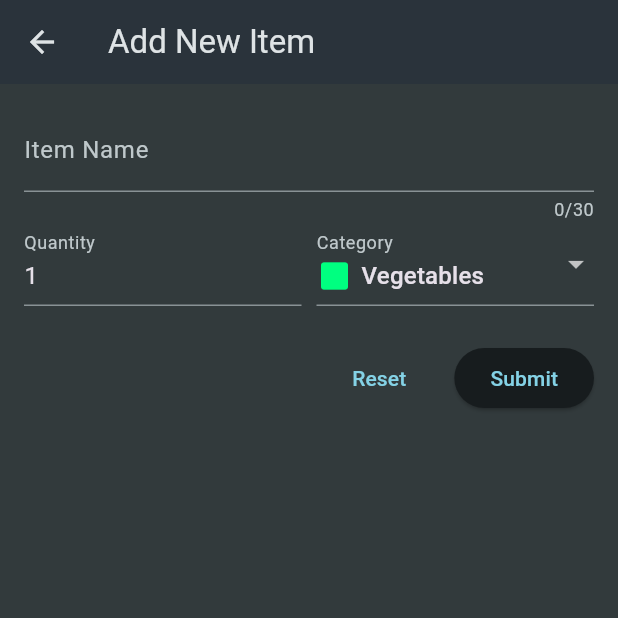
After one commit to Premchand777/shopping_list, a Flutter app: the screen it shows after launch, after a tap on the "add" icon, on a phone screen of 412 x 824 dp, the top half of it. The commit adds this screen. Run offline on Flutter 3.47's test engine with Material 3 defaults, Android fonts, the phone set to English and light mode, and no system bars.

Commit message:
Implemented new item add screen, implemented a form taking item name, quantity and category. Added validations for form fields. added snack bars for add and delete. Added dismissible to swipe left and delete an item.

```diff
--- a/lib/main.dart
+++ b/lib/main.dart
@@ -1,5 +1,5 @@
 import 'package:flutter/material.dart';
-import 'package:shopping_list/widgets/screens/groceries_home.dart';
+import 'package:shopping_list/widgets/screens/groceries_home_sfw.dart';
 
 void main() {
   runApp(const MyApp());
@@ -22,7 +22,7 @@ class MyApp extends StatelessWidget {
           ),
           scaffoldBackgroundColor: const Color.fromARGB(255, 50, 58, 60),
         ),
-        home: const GroceriesHome(),
+        home: const GroceriesHomeScreenSFW(),
         debugShowCheckedModeBanner: false,
       ),
     );
--- /dev/null
+++ b/lib/widgets/screens/groceries_home_sfw.dart
@@ -0,0 +1,98 @@
+import 'package:flutter/material.dart';
+
+import 'package:shopping_list/data/grocery_items.dart';
+import 'package:shopping_list/models/grocery_item.dart';
+import 'package:shopping_list/widgets/screens/new_item_sfw.dart';
+
+class GroceriesHomeScreenSFW extends StatefulWidget {
+  const GroceriesHomeScreenSFW({
+    super.key,
+  });
+
+  @override
+  State<GroceriesHomeScreenSFW> createState() => _GroceriesHomeSFWState();
+}
+
+class _GroceriesHomeSFWState extends State<GroceriesHomeScreenSFW> {
+  void _addNewItem() async {
+    final groceryItem = await Navigator.push<GroceryItem>(
+      context,
+      MaterialPageRoute(
+        builder: (ctx) => const NewItemScreenSFW(),
+      ),
+    );
+    if (groceryItem != null) {
+      setState(() {
+        groceryItems.add(groceryItem);
+      });
+    }
+  }
+
+  @override
+  Widget build(BuildContext context) {
+    return Scaffold(
+      appBar: AppBar(
+        title: const Text('Your Groceries'),
+        actions: [
+          IconButton(
+            icon: const Icon(
+              Icons.add_rounded,
+            ),
+            onPressed: _addNewItem,
+            style: const ButtonStyle(iconSize: MaterialStatePropertyAll(28)),
+          ),
+        ],
+      ),
+      body: groceryItems.isNotEmpty
+          ? ListView.builder(
+              itemCount: groceryItems.length,
+              itemBuilder: (ctx, index) {
+                return Dismissible(
+                  key: ValueKey(groceryItems[index].id),
+                  direction: DismissDirection.endToStart,
+                  background: Container(
+                    color: Theme.of(ctx).colorScheme.onErrorContainer,
+                  ),
+                  onDismissed: (direction) {
+                    if (direction == DismissDirection.endToStart) {
+                      setState(() {
+                        groceryItems.removeAt(index);
+                        ScaffoldMessenger.of(context).showSnackBar(
+                          const SnackBar(
+                            content: Text(
+                              'Item removed',
+                            ),
+                            duration: Durations.extralong1,
+                          ),
+                        );
+                      });
+                    }
+                  },
+                  child: ListTile(
+                    title: Text(groceryItems[index].name),
+                    leading: IconButton(
+                      icon: Icon(
+                        Icons.square_rounded,
+                        color: groceryItems[index].category.categoryColor,
+                      ),
+                      onPressed: () {},
+                    ),
+                    trailing: Text(
+                      groceryItems[index].quantity.toString(),
+                      style: Theme.of(ctx).textTheme.bodyLarge,
+                    ),
+                    contentPadding:
+                        const EdgeInsets.only(left: 0.0, right: 12.0),
+                  ),
+                );
+              },
+            )
+          : Center(
+              child: Text(
+                'Anything to buy ? add one.',
+                style: Theme.of(context).textTheme.bodyLarge,
+              ),
+            ),
+    );
+  }
+}
--- /dev/null
+++ b/lib/widgets/screens/new_item_sfw.dart
@@ -0,0 +1,172 @@
+import 'package:flutter/material.dart';
+import 'package:shopping_list/data/categories.dart';
+import 'package:shopping_list/models/category.dart';
+import 'package:shopping_list/models/grocery_item.dart';
+
+class NewItemScreenSFW extends StatefulWidget {
+  const NewItemScreenSFW({
+    super.key,
+  });
+
+  @override
+  State<NewItemScreenSFW> createState() => _NewItemScreenSFWState();
+}
+
+class _NewItemScreenSFWState extends State<NewItemScreenSFW> {
+  final _formKey = GlobalKey<FormState>();
+
+  var itemName = '';
+  var quantity = '';
+  Category category = categories.entries.first.value;
+  void _saveItem() {
+    if (_formKey.currentState!.validate()) {
+      _formKey.currentState!.save();
+      ScaffoldMessenger.of(context).showSnackBar(
+        const SnackBar(
+          content: Text(
+            'Item added successfully',
+          ),
+          duration: Durations.extralong1,
+        ),
+      );
+      Navigator.of(context).pop(
+        GroceryItem(
+          id: DateTime.now().toString(),
+          name: itemName,
+          quantity: int.tryParse(quantity)!,
+          category: category,
+        ),
+      );
+    }
+  }
+
+  @override
+  Widget build(BuildContext context) {
+    return Scaffold(
+      appBar: AppBar(
+        title: const Text('Add New Item'),
+      ),
+      body: Padding(
+        padding: const EdgeInsets.all(16.0),
+        child: Form(
+          key: _formKey,
+          child: Column(
+            children: [
+              TextFormField(
+                decoration: const InputDecoration(
+                  labelText: 'Item Name',
+                ),
+                keyboardType: TextInputType.name,
+                maxLength: 30,
+                validator: (value) {
+                  if (value == null ||
+                      value.isEmpty ||
+                      value.length <= 2 ||
+                      value.length > 30) {
+                    return 'Must be in between 2 and 30 characters';
+                  }
+                  return null;
+                },
+                onSaved: (value) {
+                  itemName = value!;
+                },
+              ),
+              Row(
+                children: [
+                  Expanded(
+                    child: TextFormField(
+                      decoration: const InputDecoration(
+                        labelText: 'Quantity',
+                      ),
+                      keyboardType: TextInputType.number,
+                      initialValue: '1',
+                      validator: (value) {
+                        if (value == null ||
+                            value.isEmpty ||
+                            int.tryParse(value) == null ||
+                            int.tryParse(value) == 0) {
+                          return 'Atleast 1 is required';
+                        }
+                        return null;
+                      },
+                      onSaved: (value) {
+                        quantity = value!;
+                      },
+                    ),
+                  ),
+                  const SizedBox(width: 10),
+                  Expanded(
+                    child: DropdownButtonFormField(
+                      decoration: const InputDecoration(
+                        labelText: 'Category',
+                      ),
+                      value: categories.entries.first.value,
+                      items: [
+                        for (final category in categories.entries)
+                          DropdownMenuItem(
+                            value: category.value,
+                            child: Row(
+                              children: [
+                                Icon(
+                                  Icons.square_rounded,
+                                  color: category.value.categoryColor,
+                                ),
+                                const SizedBox(
+                                  width: 6,
+                                ),
+                                Text(
+                                  category.value.categoryName,
+                                ),
+                              ],
+                            ),
+                          ),
+                      ],
+                      onChanged: (value) {
+                        category = value!;
+                      },
+                    ),
+                  ),
+                ],
+              ),
+              const SizedBox(
+                height: 24,
+              ),
+              Row(
+                mainAxisAlignment: MainAxisAlignment.end,
+                children: [
+                  TextButton(
+                    style: const ButtonStyle(
+                      padding: MaterialStatePropertyAll(
+                        EdgeInsets.fromLTRB(24, 8, 24, 8),
+                      ),
+                    ),
+                    onPressed: () {
+                      _formKey.currentState!.reset();
+                    },
+                    child: const Text(
+                      'Reset',
+                    ),
+                  ),
+                  const SizedBox(
+                    width: 8,
+                  ),
+                  ElevatedButton(
+                    style: const ButtonStyle(
+                      padding: MaterialStatePropertyAll(
+                        EdgeInsets.fromLTRB(24, 8, 24, 8),
+                      ),
+                    ),
+                    onPressed: _saveItem,
+                    child: const Text(
+                      'Submit',
+                    ),
+                  ),
+                ],
+              ),
+            ],
+          ),
+        ),
+      ),
+    );
+  }
+}
```
Also changed, not shown: lib/widgets/screens/groceries_home.dart (deleted, +0 -38 lines).
